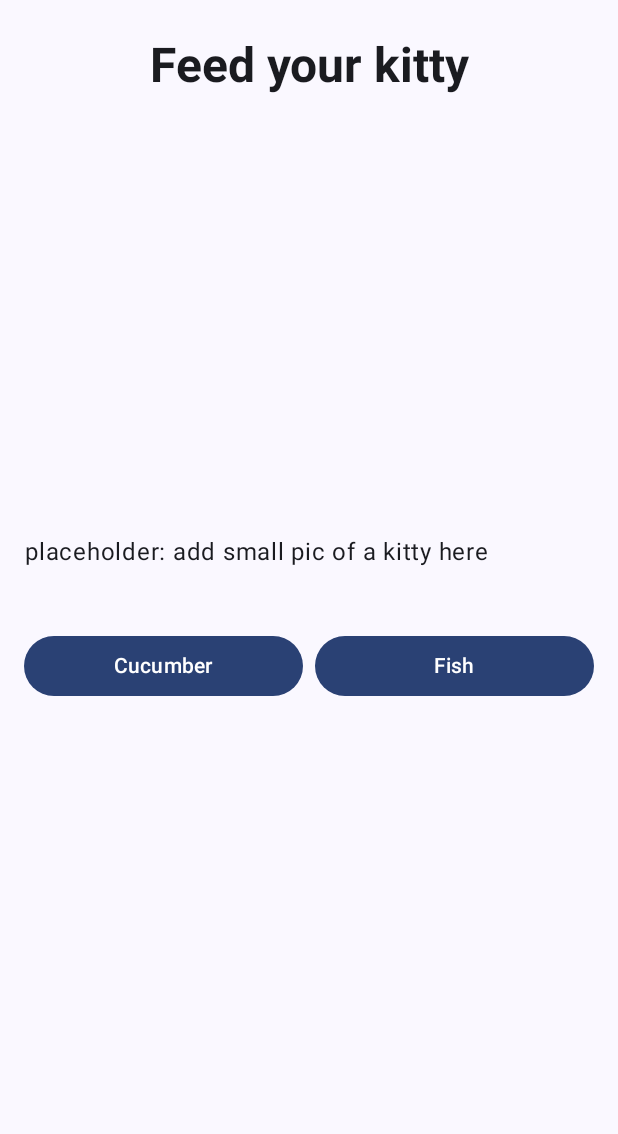
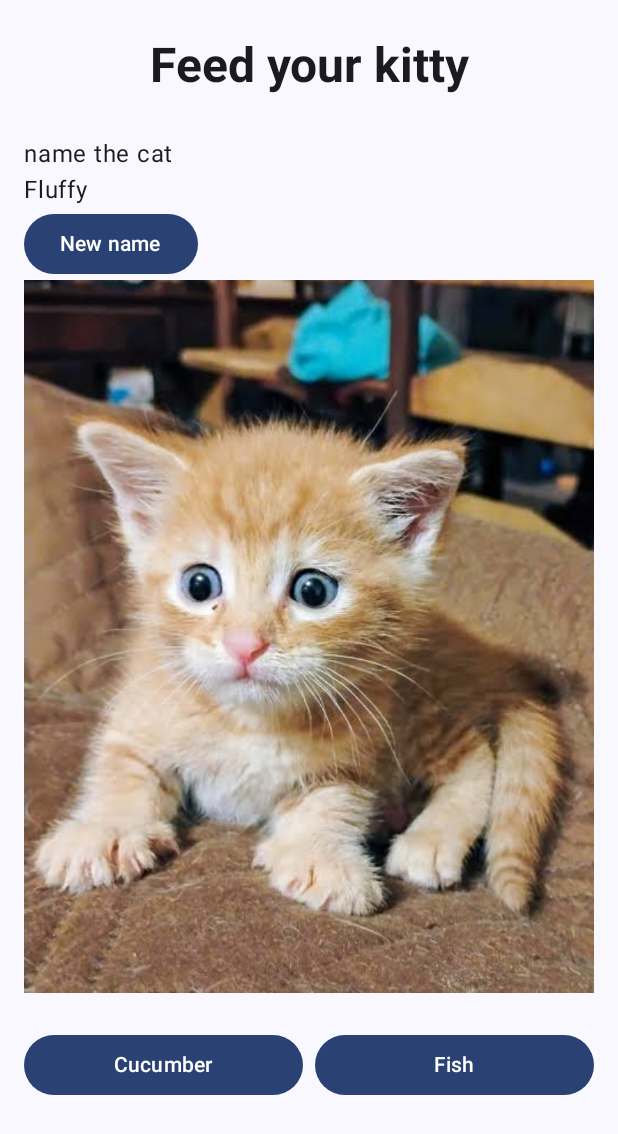
Before and after one commit to mdidomizio/CoolGame, an Android app built with Jetpack Compose: the screen it shows after launch (MainActivity), on a phone screen of 412 x 824 dp. Shown: the top 1134 px of the screen. Run offline under Robolectric (Android 15) with nearby library versions, the phone set to English and light mode, and no system bars.

Commit message:
added name logic and pic

```diff
--- a/app/src/main/java/com/example/coolgame/presentation/Greeting.kt
+++ b/app/src/main/java/com/example/coolgame/presentation/Greeting.kt
@@ -1,5 +1,6 @@
 package com.example.coolgame.presentation
 
+import androidx.compose.foundation.Image
 import androidx.compose.foundation.layout.Arrangement
 import androidx.compose.foundation.layout.Column
 import androidx.compose.foundation.layout.Row
@@ -16,10 +17,13 @@ import androidx.compose.runtime.mutableStateOf
 import androidx.compose.runtime.remember
 import androidx.compose.runtime.rememberCoroutineScope
 import androidx.compose.runtime.setValue
+import androidx.compose.ui.Alignment
 import androidx.compose.ui.Modifier
+import androidx.compose.ui.res.painterResource
 import androidx.compose.ui.text.font.FontWeight
 import androidx.compose.ui.text.style.TextAlign
 import androidx.compose.ui.unit.dp
+import com.example.coolgame.R
 import kotlinx.coroutines.Job
 import kotlinx.coroutines.delay
 import kotlinx.coroutines.launch
@@ -33,6 +37,9 @@ fun Greeting(
     var hasBeenFed by remember { mutableStateOf(false) }
     val scope = rememberCoroutineScope()
     var resetJob by remember { mutableStateOf<Job?>(null) }
+    val namesList = listOf("Fluffy", "Whiskers", "Mittens", "Shadow", "Admiral snuggle pants III")
+    var kittyName by remember { mutableStateOf(namesList[0]) }
+
 
     Text(
         text = "Feed your kitty",
@@ -52,9 +59,24 @@ fun Greeting(
 
         ) {
         Text(
-            text = "placeholder: add small pic of a kitty here",
-            textAlign = TextAlign.Center,
-            modifier = Modifier.padding(bottom = 16.dp))
+            text = "name the cat"
+        )
+
+        Text(
+            text = kittyName
+        )
+
+        Button(
+            onClick = { kittyName = namesList.random() }
+        ) {
+            Text ("New name")
+        }
+
+        Image(
+            painter = painterResource(id = R.drawable.cat),
+            contentDescription = "Kitty",
+            //modifier = Modifier.align(alignment = Alignment.Center)
+        )
 
 
         Text(
@@ -66,8 +88,10 @@ fun Greeting(
             modifier = Modifier
                 .fillMaxWidth(),
             horizontalArrangement = Arrangement.spacedBy(8.dp),
-
         ) {
+            if (hasBeenFed) {
+                return
+            } else {
                 Button(
                     onClick = {
                         onClickOne()
@@ -98,3 +122,4 @@ fun Greeting(
             }
         }
     }
+}
```
Also changed, not shown: app/src/main/res/drawable/cat.jpeg (added). Lines whose indentation alone changed are shown as unchanged.
